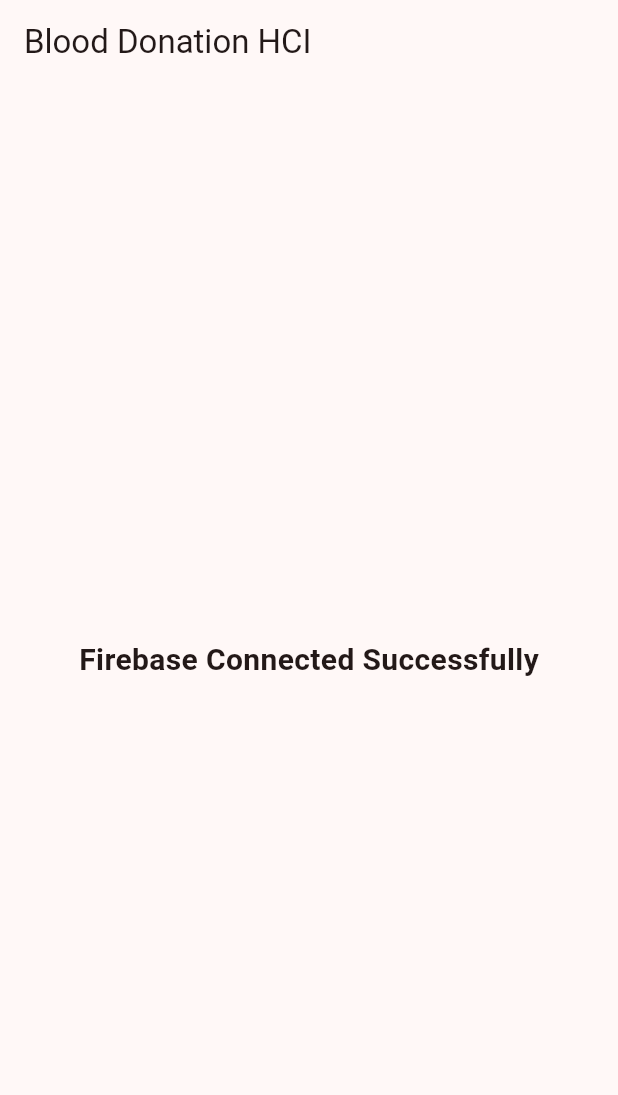
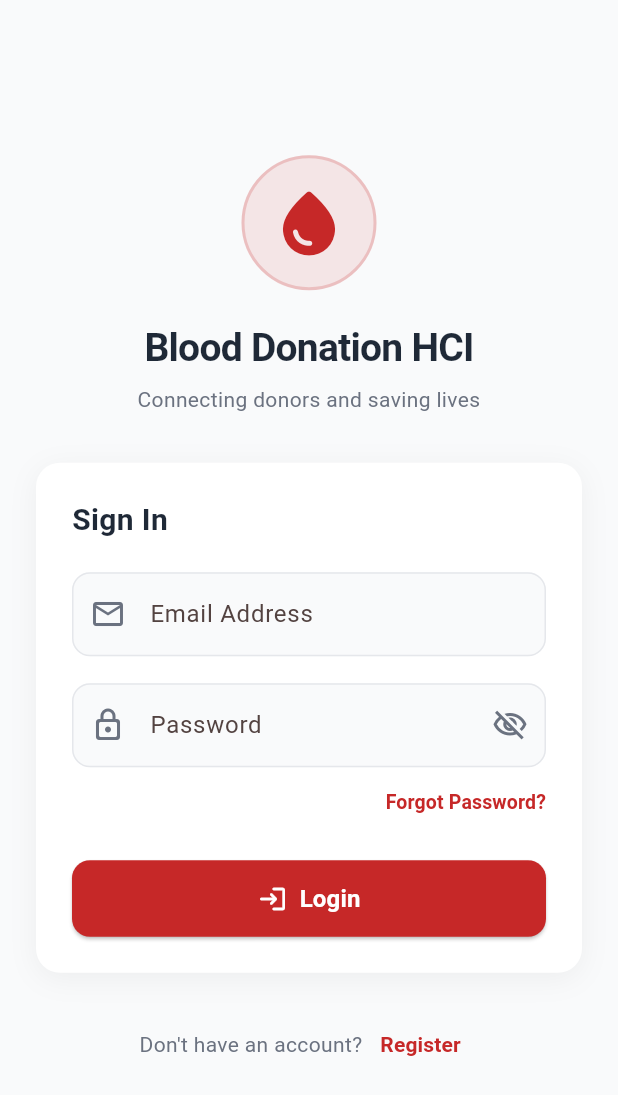
Before and after one commit to kavindu-maduhansa/HCI, a Flutter app: the screen it shows after launch, on a phone screen of 412 x 824 dp. Shown: the top 1095 px of the screen. Run offline on Flutter 3.47's test engine with Material 3 defaults, Android fonts, the phone set to English and light mode, and no system bars; our stand-ins replace firebase_core; accounts and stored records are empty.

Commit message:
feat: add login screen UI

```diff
--- a/lib/main.dart
+++ b/lib/main.dart
@@ -1,6 +1,7 @@
 import 'package:flutter/material.dart';
 import 'package:firebase_core/firebase_core.dart';
 import 'firebase_options.dart';
+import 'screens/auth/login_screen.dart';
 
 Future<void> main() async {
   WidgetsFlutterBinding.ensureInitialized();
@@ -22,11 +23,11 @@
       title: 'Blood Donation HCI',
       theme: ThemeData(
         colorScheme: ColorScheme.fromSeed(
-          seedColor: Colors.red,
+          seedColor: const Color(0xFFC62828),
         ),
         useMaterial3: true,
       ),
-      home: const MyHomePage(),
+      home: const LoginScreen(),
     );
   }
 }
--- /dev/null
+++ b/lib/screens/auth/login_screen.dart
@@ -0,0 +1,344 @@
+import 'package:flutter/material.dart';
+
+/// Login screen for the Blood Donation HCI application.
+/// Provides user interface and form validation for authentication.
+class LoginScreen extends StatefulWidget {
+  const LoginScreen({super.key});
+
+  @override
+  State<LoginScreen> createState() => _LoginScreenState();
+}
+
+class _LoginScreenState extends State<LoginScreen> {
+  final _formKey = GlobalKey<FormState>();
+  final TextEditingController _emailController = TextEditingController();
+  final TextEditingController _passwordController = TextEditingController();
+
+  bool _obscurePassword = true;
+
+  @override
+  void dispose() {
+    _emailController.dispose();
+    _passwordController.dispose();
+    super.dispose();
+  }
+
+  void _handleLogin() {
+    // Perform local form validation only for STEP 2.2.1
+    if (_formKey.currentState!.validate()) {
+      ScaffoldMessenger.of(context).showSnackBar(
+        const SnackBar(
+          content: Text('Validation successful. Ready for Firebase Auth.'),
+          backgroundColor: Color(0xFF2E7D32),
+          behavior: SnackBarBehavior.floating,
+        ),
+      );
+    }
+  }
+
+  void _handleForgotPassword() {
+    ScaffoldMessenger.of(context).showSnackBar(
+      const SnackBar(
+        content: Text('Password reset will be available soon.'),
+        behavior: SnackBarBehavior.floating,
+      ),
+    );
+  }
+
+  void _handleNavigateToRegister() {
+    ScaffoldMessenger.of(context).showSnackBar(
+      const SnackBar(
+        content: Text('Registration will be available in the next step.'),
+        behavior: SnackBarBehavior.floating,
+      ),
+    );
+  }
+
+  @override
+  Widget build(BuildContext context) {
+    const primaryColor = Color(0xFFC62828); // Deep Crimson Red
+    const surfaceColor = Color(0xFFF9FAFB);
+
+    return Scaffold(
+      backgroundColor: surfaceColor,
+      body: SafeArea(
+        child: Center(
+          child: SingleChildScrollView(
+            padding: const EdgeInsets.symmetric(horizontal: 24.0, vertical: 16.0),
+            child: ConstrainedBox(
+              constraints: const BoxConstraints(maxWidth: 420),
+              child: Form(
+                key: _formKey,
+                child: Column(
+                  mainAxisAlignment: MainAxisAlignment.center,
+                  crossAxisAlignment: CrossAxisAlignment.stretch,
+                  children: [
+                    const SizedBox(height: 16),
+                    // Header Branding / Logo Icon
+                    Center(
+                      child: Container(
+                        height: 90,
+                        width: 90,
+                        decoration: BoxDecoration(
+                          shape: BoxShape.circle,
+                          color: primaryColor.withValues(alpha: 0.1),
+                          border: Border.all(
+                            color: primaryColor.withValues(alpha: 0.2),
+                            width: 2,
+                          ),
+                        ),
+                        child: const Icon(
+                          Icons.water_drop_rounded,
+                          size: 52,
+                          color: primaryColor,
+                        ),
+                      ),
+                    ),
+                    const SizedBox(height: 20),
+
+                    // App Title & Tagline
+                    const Text(
+                      'Blood Donation HCI',
+                      textAlign: TextAlign.center,
+                      style: TextStyle(
+                        fontSize: 26,
+                        fontWeight: FontWeight.bold,
+                        color: Color(0xFF1F2937),
+                        letterSpacing: -0.5,
+                      ),
+                    ),
+                    const SizedBox(height: 6),
+                    const Text(
+                      'Connecting donors and saving lives',
+                      textAlign: TextAlign.center,
+                      style: TextStyle(
+                        fontSize: 14,
+                        color: Color(0xFF6B7280),
+                      ),
+                    ),
+                    const SizedBox(height: 32),
+
+                    // Card Container for form fields
+                    Container(
+                      padding: const EdgeInsets.all(24.0),
+                      decoration: BoxDecoration(
+                        color: Colors.white,
+                        borderRadius: BorderRadius.circular(16),
+                        boxShadow: [
+                          BoxShadow(
+                            color: Colors.black.withValues(alpha: 0.05),
+                            blurRadius: 16,
+                            offset: const Offset(0, 4),
+                          ),
+                        ],
+                      ),
+                      child: Column(
+                        crossAxisAlignment: CrossAxisAlignment.stretch,
+                        children: [
+                          const Text(
+                            'Sign In',
+                            style: TextStyle(
+                              fontSize: 20,
+                              fontWeight: FontWeight.bold,
+                              color: Color(0xFF1F2937),
+                            ),
+                          ),
+                          const SizedBox(height: 20),
+
+                          // Email Input Field
+                          TextFormField(
+                            controller: _emailController,
+                            keyboardType: TextInputType.emailAddress,
+                            textInputAction: TextInputAction.next,
+                            decoration: InputDecoration(
+                              labelText: 'Email Address',
+                              hintText: 'name@example.com',
+                              prefixIcon: const Icon(
+                                Icons.email_outlined,
+                                color: Color(0xFF6B7280),
+                              ),
+                              filled: true,
+                              fillColor: const Color(0xFFF9FAFB),
+                              border: OutlineInputBorder(
+                                borderRadius: BorderRadius.circular(12),
+                                borderSide: const BorderSide(color: Color(0xFFE5E7EB)),
+                              ),
+                              enabledBorder: OutlineInputBorder(
+                                borderRadius: BorderRadius.circular(12),
+                                borderSide: const BorderSide(color: Color(0xFFE5E7EB)),
+                              ),
+                              focusedBorder: OutlineInputBorder(
+                                borderRadius: BorderRadius.circular(12),
+                                borderSide: const BorderSide(color: primaryColor, width: 1.8),
+                              ),
+                              errorBorder: OutlineInputBorder(
+                                borderRadius: BorderRadius.circular(12),
+                                borderSide: const BorderSide(color: Colors.redAccent),
+                              ),
+                              focusedErrorBorder: OutlineInputBorder(
+                                borderRadius: BorderRadius.circular(12),
+                                borderSide: const BorderSide(color: Colors.redAccent, width: 1.8),
+                              ),
+                            ),
+                            validator: (value) {
+                              if (value == null || value.trim().isEmpty) {
+                                return 'Please enter your email';
+                              }
+                              final emailRegex = RegExp(
+                                r'^[\w\.-]+@([\w-]+\.)+[\w-]{2,4}$',
+                              );
+                              if (!emailRegex.hasMatch(value.trim())) {
+                                return 'Please enter a valid email address';
+                              }
+                              return null;
+                            },
+                          ),
+                          const SizedBox(height: 18),
+
+                          // Password Input Field
+                          TextFormField(
+                            controller: _passwordController,
+                            obscureText: _obscurePassword,
+                            textInputAction: TextInputAction.done,
+                            onFieldSubmitted: (_) => _handleLogin(),
+                            decoration: InputDecoration(
+                              labelText: 'Password',
+                              hintText: 'Enter your password',
+                              prefixIcon: const Icon(
+                                Icons.lock_outline_rounded,
+                                color: Color(0xFF6B7280),
+                              ),
+                              suffixIcon: IconButton(
+                                icon: Icon(
+                                  _obscurePassword
+                                      ? Icons.visibility_off_outlined
+                                      : Icons.visibility_outlined,
+                                  color: const Color(0xFF6B7280),
+                                ),
+                                onPressed: () {
+                                  setState(() {
+                                    _obscurePassword = !_obscurePassword;
+                                  });
+                                },
+                              ),
+                              filled: true,
+                              fillColor: const Color(0xFFF9FAFB),
+                              border: OutlineInputBorder(
+                                borderRadius: BorderRadius.circular(12),
+                                borderSide: const BorderSide(color: Color(0xFFE5E7EB)),
+                              ),
+                              enabledBorder: OutlineInputBorder(
+                                borderRadius: BorderRadius.circular(12),
+                                borderSide: const BorderSide(color: Color(0xFFE5E7EB)),
+                              ),
+                              focusedBorder: OutlineInputBorder(
+                                borderRadius: BorderRadius.circular(12),
+                                borderSide: const BorderSide(color: primaryColor, width: 1.8),
+                              ),
+                              errorBorder: OutlineInputBorder(
+                                borderRadius: BorderRadius.circular(12),
+                                borderSide: const BorderSide(color: Colors.redAccent),
+                              ),
+                              focusedErrorBorder: OutlineInputBorder(
+                                borderRadius: BorderRadius.circular(12),
+                                borderSide: const BorderSide(color: Colors.redAccent, width: 1.8),
+                              ),
+                            ),
+                            validator: (value) {
+                              if (value == null || value.trim().isEmpty) {
+                                return 'Please enter your password';
+                              }
+                              return null;
+                            },
+                          ),
+                          const SizedBox(height: 8),
+
+                          // Forgot Password Link
+                          Align(
+                            alignment: Alignment.centerRight,
+                            child: TextButton(
+                              onPressed: _handleForgotPassword,
+                              style: TextButton.styleFrom(
+                                padding: EdgeInsets.zero,
+                                minimumSize: const Size(50, 30),
+                                tapTargetSize: MaterialTapTargetSize.shrinkWrap,
+                              ),
+                              child: const Text(
+                                'Forgot Password?',
+                                style: TextStyle(
+                                  color: primaryColor,
+                                  fontWeight: FontWeight.w600,
+                                  fontSize: 13,
+                                ),
+                              ),
+                            ),
+                          ),
+                          const SizedBox(height: 24),
+
+                          // Login Button
+                          ElevatedButton(
+                            onPressed: _handleLogin,
+                            style: ElevatedButton.styleFrom(
+                              backgroundColor: primaryColor,
+                              foregroundColor: Colors.white,
+                              elevation: 1,
+                              padding: const EdgeInsets.symmetric(vertical: 14),
+                              shape: RoundedRectangleBorder(
+                                borderRadius: BorderRadius.circular(12),
+                              ),
+                            ),
+                            child: const Row(
+                              mainAxisAlignment: MainAxisAlignment.center,
+                              children: [
+                                Icon(Icons.login_rounded, size: 20),
+                                SizedBox(width: 8),
+                                Text(
+                                  'Login',
+                                  style: TextStyle(
+                                    fontSize: 16,
+                                    fontWeight: FontWeight.bold,
+                                  ),
+                                ),
+                              ],
+                            ),
+                          ),
+                        ],
+                      ),
+                    ),
+                    const SizedBox(height: 24),
+
+                    // Don't have an account? Register
+                    Row(
+                      mainAxisAlignment: MainAxisAlignment.center,
+                      children: [
+                        const Text(
+                          "Don't have an account?",
+                          style: TextStyle(
+                            color: Color(0xFF6B7280),
+                            fontSize: 14,
+                          ),
+                        ),
+                        TextButton(
+                          onPressed: _handleNavigateToRegister,
+                          child: const Text(
+                            'Register',
+                            style: TextStyle(
+                              color: primaryColor,
+                              fontWeight: FontWeight.bold,
+                              fontSize: 14,
+                            ),
+                          ),
+                        ),
+                      ],
+                    ),
+                    const SizedBox(height: 16),
+                  ],
+                ),
+              ),
+            ),
+          ),
+        ),
+      ),
+    );
+  }
+}
```
